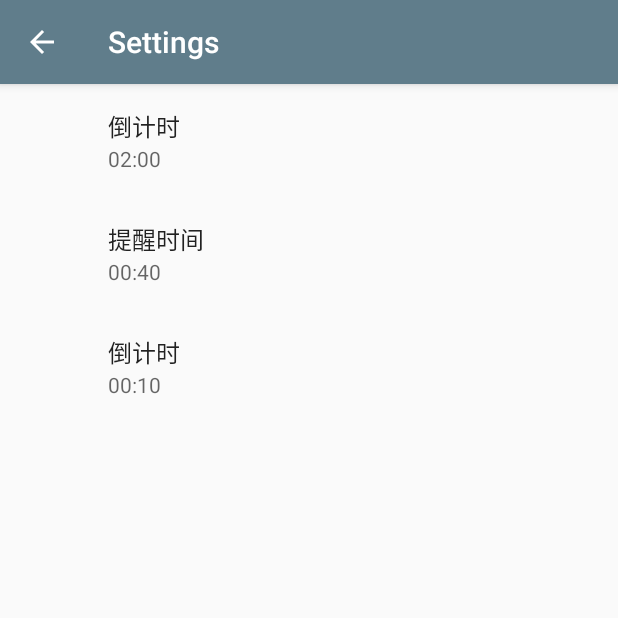
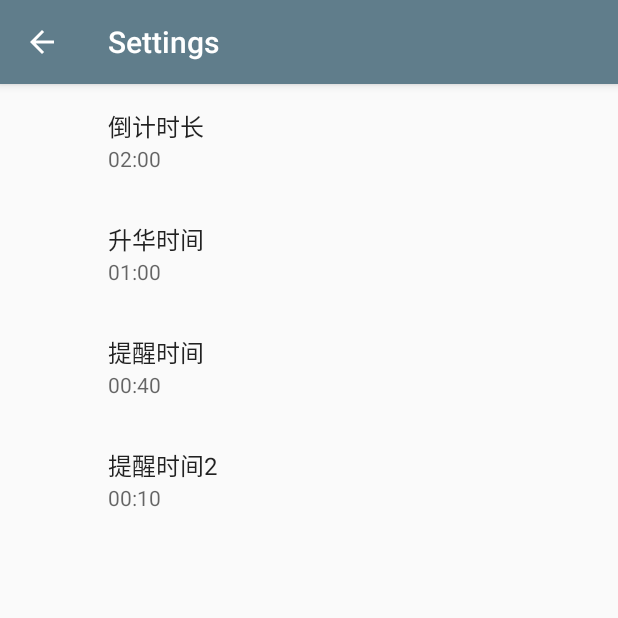
Before and after one commit to lskycity/Timer, an Android app: the screen it shows after launch (SettingsActivity), after a tap on "Settings", on a phone screen of 412 x 824 dp, the top half of it. Run offline under Robolectric (Android 15) with nearby library versions, the phone set to English and light mode, and no system bars; our stand-ins replace ButterKnife, EventBus, androidx.preference; libraries missing offline, so code that uses them is left out: com.lskycity.support; 9 statements that could not run were skipped; 3 other taps on this screen came first.

Commit message:
add white color and time

```diff
--- a/app/build.gradle
+++ b/app/build.gradle
@@ -32,6 +32,7 @@ dependencies {
     compile 'org.greenrobot:eventbus:3.0.0'
     compile 'com.lskycity.support:support:1.1.1'
     compile 'com.jakewharton:butterknife:8.5.1'
+    compile 'com.android.support.constraint:constraint-layout:1.0.2'
+    testCompile 'junit:junit:4.12'
     annotationProcessor 'com.jakewharton:butterknife-compiler:8.5.1'
-    testCompile 'junit:junit:4.12'
 }
--- a/app/src/main/java/com/lskycity/timer/Constant.java
+++ b/app/src/main/java/com/lskycity/timer/Constant.java
@@ -6,6 +6,7 @@ package com.lskycity.timer;
 
 public class Constant {
     public static final String KEY_START_TIME = "key_start_time";
+    public static final String KEY_NORMAL_TIME = "key_normal_time";
     public static final String KEY_TIP_TIME = "key_tip_time";
     public static final String KEY_WARING_TIME = "key_waring_time";
 }
--- a/app/src/main/java/com/lskycity/timer/FullscreenActivity.java
+++ b/app/src/main/java/com/lskycity/timer/FullscreenActivity.java
@@ -3,17 +3,23 @@ package com.lskycity.timer;
 import android.annotation.SuppressLint;
 import android.content.Intent;
 import android.media.MediaPlayer;
+import android.os.SystemClock;
+import android.support.annotation.ColorInt;
+import android.support.annotation.ColorRes;
+import android.support.v4.content.res.ResourcesCompat;
 import android.support.v7.app.ActionBar;
 import android.support.v7.app.AppCompatActivity;
 import android.os.Bundle;
 import android.os.Handler;
 import android.view.Menu;
 import android.view.MenuItem;
-import android.view.MotionEvent;
 import android.view.View;
+import android.widget.Chronometer;
 import android.widget.TextView;
 
 import com.lskycity.support.utils.SharedPreUtils;
+import com.lskycity.timer.ui.SettingsActivity;
+import com.lskycity.timer.ui.TimerListActivity;
 
 import org.greenrobot.eventbus.EventBus;
 import org.greenrobot.eventbus.Subscribe;
@@ -46,12 +52,19 @@ public class FullscreenActivity extends AppCompatActivity {
     private static final int UI_ANIMATION_DELAY = 300;
     private final Handler mHideHandler = new Handler();
 
+    private TimerProvider timerProvider;
+
     @BindView(R.id.fullscreen_content)
     TextView mContentView;
 
     @BindView(R.id.containerLayout)
     View containerLayout;
 
+    @BindView(R.id.chronometer)
+    Chronometer chronometer;
+
+    @BindView(R.id.fullscreen_content_controls)
+    View mControlsView;
 
     private final Runnable mHidePart2Runnable = new Runnable() {
         @SuppressLint("InlinedApi")
@@ -70,9 +83,6 @@ public class FullscreenActivity extends AppCompatActivity {
                     | View.SYSTEM_UI_FLAG_HIDE_NAVIGATION);
         }
     };
-
-    @BindView(R.id.fullscreen_content_controls)
-    View mControlsView;
 
     private final Runnable mShowPart2Runnable = new Runnable() {
         @Override
@@ -101,6 +111,8 @@ public class FullscreenActivity extends AppCompatActivity {
         setContentView(R.layout.activity_fullscreen);
         ButterKnife.bind(this);
 
+        timerProvider = TimerApplication.get().getProvider();
+
         mVisible = true;
         mContentView.setOnClickListener(new View.OnClickListener() {
             @Override
@@ -108,7 +120,6 @@ public class FullscreenActivity extends AppCompatActivity {
                 toggle();
             }
         });
-
 
     }
 
@@ -119,9 +130,11 @@ public class FullscreenActivity extends AppCompatActivity {
         if(TimerApplication.get().getProvider().isTimeOut()) {
             long time = SharedPreUtils.getLong(this, Constant.KEY_START_TIME, 1000*60*2);
             EventBus.getDefault().post(new Millis(time));
-            containerLayout.setBackgroundColor(0xFF4CAF50);
+            setTimerBackground(R.color.transparent);
+        } else if(timerProvider.isStarting()){
+            chronometer.setBase(timerProvider.getStartTime());
+            chronometer.start();
         }
-
 
     }
 
@@ -131,11 +144,14 @@ public class FullscreenActivity extends AppCompatActivity {
     public void onEvent(Millis event) {
         long waringTime = SharedPreUtils.getLong(this, Constant.KEY_TIP_TIME, 1000*40);
         long waringTime2 = SharedPreUtils.getLong(this, Constant.KEY_WARING_TIME, 1000*10);
+        long normal = SharedPreUtils.getLong(this, Constant.KEY_NORMAL_TIME, 1000*60);
 
         if(event.millis <= waringTime2) {
-            containerLayout.setBackgroundColor(0xFFF44336);
+            setTimerBackground(R.color.background_waring);
         } else if(event.millis <= waringTime) {
-            containerLayout.setBackgroundColor(0xFFFFEB3B);
+            setTimerBackground(R.color.background_tip);
+        } else if(event.millis <= normal) {
+            setTimerBackground(R.color.background_normal);
         }
         mContentView.setText(event.toString());
 
@@ -149,17 +165,28 @@ public class FullscreenActivity extends AppCompatActivity {
     @OnClick(R.id.startButton)
     public void onStartClick(View view) {
         long time = SharedPreUtils.getLong(this, Constant.KEY_START_TIME, 1000*60*2);
-        containerLayout.setBackgroundColor(0xFF4CAF50);
+        setTimerBackground(R.color.transparent);
         if(TimerApplication.get().getProvider().isTimeOut()) {
             TimerApplication.get().getProvider().startTimer(time);
             startService();
+
+            chronometer.setBase(SystemClock.elapsedRealtime());
+            chronometer.start();
+
         } else {
             TimerApplication.get().getProvider().cancelTime();
             EventBus.getDefault().post(new Millis(time));
             stopService();
+            timerProvider.resetStartTime();
+            chronometer.stop();
         }
 
         stopPlay();
+    }
+
+    private void setTimerBackground(@ColorRes int colorId) {
+        @ColorInt int color = ResourcesCompat.getColor(getResources(), colorId, getTheme());
+        containerLayout.setBackgroundColor(color);
     }
 
     private void stopPlay() {
@@ -174,6 +201,9 @@ public class FullscreenActivity extends AppCompatActivity {
         TimerApplication.get().getProvider().cancelTime();
         stopPlay();
         stopService();
+
+        timerProvider.resetStartTime();
+        chronometer.stop();
     }
 
     private void startService() {
@@ -202,6 +232,10 @@ public class FullscreenActivity extends AppCompatActivity {
     public boolean onOptionsItemSelected(MenuItem item) {
         if(item.getItemId() == R.id.action_settings) {
             openSettingsActivity();
+            return true;
+        } else if(item.getItemId() == R.id.action_list) {
+            Intent intent = new Intent(this, TimerListActivity.class);
+            startActivity(intent);
             return true;
         }
         return super.onOptionsItemSelected(item);
--- /dev/null
+++ b/app/src/main/java/com/lskycity/timer/ui/SettingsActivity.java
@@ -0,0 +1,34 @@
+package com.lskycity.timer.ui;
+
+import android.os.Bundle;
+import android.support.annotation.Nullable;
+import android.support.v7.app.AppCompatActivity;
+
+/**
+ * Created by zhaofliu on 2/5/17.
+ *
+ * @author zhaofliu
+ * @since 2/5/17
+ */
+public class SettingsActivity extends AppCompatActivity {
+
+    @Override
+    protected void onCreate(@Nullable Bundle savedInstanceState) {
+        super.onCreate(savedInstanceState);
+        if(savedInstanceState == null) {
+            getSupportFragmentManager()
+                    .beginTransaction()
+                    .replace(android.R.id.content, new SettingsFragment())
+                    .commitAllowingStateLoss();
+        }
+
+        assert getSupportActionBar() != null;
+        getSupportActionBar().setDisplayHomeAsUpEnabled(true);
+    }
+
+    @Override
+    public boolean onSupportNavigateUp() {
+        finish();
+        return true;
+    }
+}
--- /dev/null
+++ b/app/src/main/res/drawable/ic_list_black_24dp.xml
@@ -0,0 +1,9 @@
+<vector xmlns:android="http://schemas.android.com/apk/res/android"
+        android:width="24dp"
+        android:height="24dp"
+        android:viewportWidth="24.0"
+        android:viewportHeight="24.0">
+    <path
+        android:fillColor="#FF000000"
+        android:pathData="M3,13h2v-2L3,11v2zM3,17h2v-2L3,15v2zM3,9h2L5,7L3,7v2zM7,13h14v-2L7,11v2zM7,17h14v-2L7,15v2zM7,7v2h14L21,7L7,7z"/>
+</vector>
--- a/app/src/main/res/menu/main.xml
+++ b/app/src/main/res/menu/main.xml
@@ -1,6 +1,14 @@
 <?xml version="1.0" encoding="utf-8"?>
 <menu xmlns:android="http://schemas.android.com/apk/res/android"
     xmlns:app="http://schemas.android.com/apk/res-auto">
+
+    <item
+        android:id="@+id/action_list"
+        android:orderInCategory="100"
+        android:title="@string/action_view_list"
+        android:icon="@drawable/ic_list_black_24dp"
+        app:showAsAction="always" />
+
     <item
         android:id="@+id/action_settings"
         android:orderInCategory="100"
--- a/app/src/main/res/values/colors.xml
+++ b/app/src/main/res/values/colors.xml
@@ -5,4 +5,10 @@
     <color name="colorAccent">#FF4081</color>
 
     <color name="black_overlay">#66000000</color>
+
+    <color name="transparent">#00000000</color>
+
+    <color name="background_normal">#FF4CAF50</color>
+    <color name="background_tip">#FFFFEB3B</color>
+    <color name="background_waring">#FFF44336</color>
 </resources>
--- a/app/src/main/res/values/strings.xml
+++ b/app/src/main/res/values/strings.xml
@@ -6,4 +6,5 @@
 
     <string name="dummy_content">DUMMY\nCONTENT</string>
     <string name="action_settings">Settings</string>
+    <string name="action_view_list">Timer list</string>
 </resources>
--- a/app/src/main/res/values/styles.xml
+++ b/app/src/main/res/values/styles.xml
@@ -12,7 +12,7 @@
     <style name="FullscreenTheme" parent="AppTheme">
         <item name="android:actionBarStyle">@style/FullscreenActionBarStyle</item>
         <item name="android:windowActionBarOverlay">true</item>
-        <item name="android:windowBackground">@null</item>
+        <!--<item name="android:windowBackground">@null</item>-->
         <item name="metaButtonBarStyle">?android:attr/buttonBarStyle</item>
         <item name="metaButtonBarButtonStyle">?android:attr/buttonBarButtonStyle</item>
     </style>
--- a/app/src/main/res/xml/preferences.xml
+++ b/app/src/main/res/xml/preferences.xml
@@ -2,9 +2,15 @@
 <PreferenceScreen xmlns:android="http://schemas.android.com/apk/res/android">
     <Preference
         android:key="key_start_time"
-        android:title="倒计时"
+        android:title="倒计时长"
         android:summary="02:00"
         android:defaultValue="02:00"/>
+
+    <Preference
+        android:key="key_normal_time"
+        android:title="升华时间"
+        android:summary="01:00"
+        android:defaultValue="01:00"/>
 
     <Preference
         android:key="key_tip_time"
@@ -14,7 +20,7 @@
 
     <Preference
         android:key="key_waring_time"
-        android:title="倒计时"
+        android:title="提醒时间2"
         android:summary="00:10"
         android:defaultValue="00:10"/>
 
```
Also changed, not shown: app/src/main/AndroidManifest.xml (+9 -2 lines), app/src/main/java/com/lskycity/timer/TimerProvider.java (+16 -1 lines), app/src/main/java/com/lskycity/timer/record/Record.java (added, +36 -0 lines), app/src/main/java/com/lskycity/timer/record/RecordDbHelper.java (added, +90 -0 lines), app/src/main/java/com/lskycity/timer/record/RecordEntry.java (added, +29 -0 lines), app/src/main/java/com/lskycity/timer/ui/SettingsFragment.java (added, +98 -0 lines), app/src/main/java/com/lskycity/timer/ui/TimerListActivity.java (added, +71 -0 lines), app/src/main/res/layout/activity_fullscreen.xml (+11 -1 lines), app/src/main/res/layout/activity_timer_list.xml (added, +10 -0 lines).
